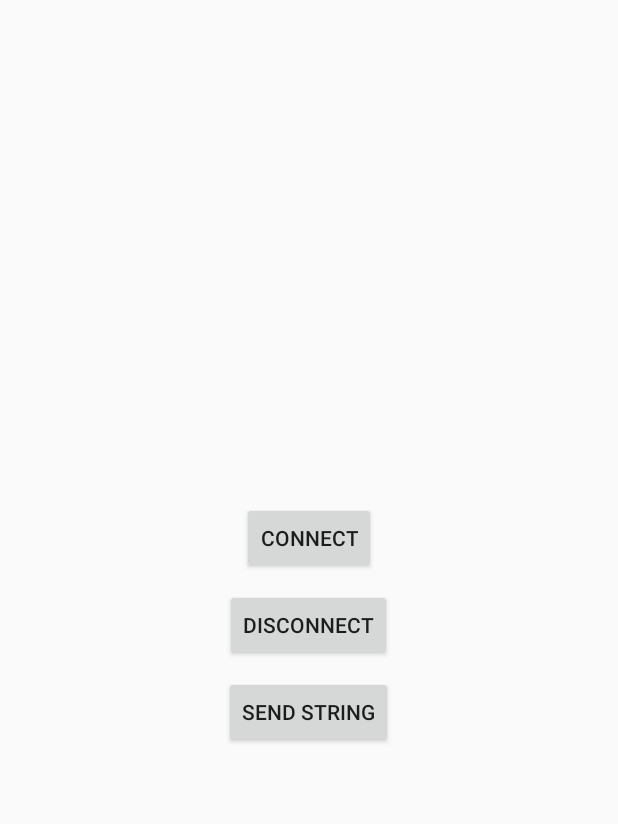
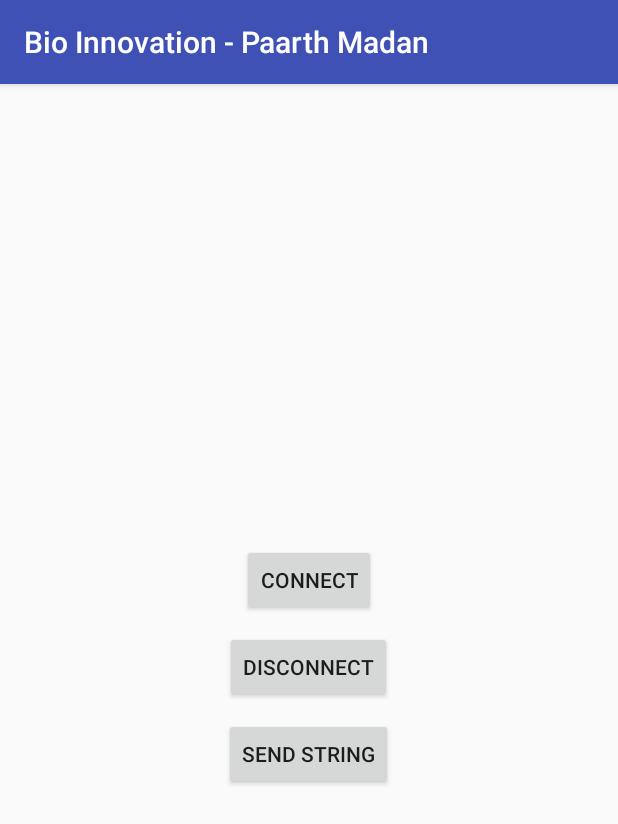
Before and after one commit to paarthmadan/bioinnovation-android-arduino, an Android app: the screen it shows after launch (MainActivity), on a phone screen of 412 x 824 dp. Shown: the top 824 px of the screen. Run offline under Robolectric (Android 15) with nearby library versions, the phone set to English and light mode, and no system bars.

Commit message:
cleaned up code
converted vars to final, security

```diff
--- a/BluetoothAndroidArduino/app/src/main/java/com/example/paarthmadan/bluetoothandroidarduino/MainActivity.java
+++ b/BluetoothAndroidArduino/app/src/main/java/com/example/paarthmadan/bluetoothandroidarduino/MainActivity.java
@@ -6,6 +6,7 @@ import android.bluetooth.BluetoothAdapter;
 import android.bluetooth.BluetoothDevice;
 import android.bluetooth.BluetoothSocket;
 import android.content.Intent;
+import android.support.v7.app.AppCompatActivity;
 import android.util.Log;
 import android.view.View;
 import android.widget.Button;
@@ -17,14 +18,11 @@ import java.util.Set;
 import java.util.UUID;
 import android.content.ActivityNotFoundException;
 import android.speech.RecognizerIntent;
-import android.support.v7.app.AppCompatActivity;
-import android.widget.TextView;
 import java.util.ArrayList;
 import java.util.Locale;
-
 import static android.content.pm.ActivityInfo.*;
 
-public class MainActivity extends Activity {
+public class MainActivity extends AppCompatActivity {
 
 
     BluetoothAdapter mBluetoothAdapter;
@@ -32,7 +30,9 @@ public class MainActivity extends Activity {
     BluetoothDevice mmDevice;
     OutputStream mmOutputStream;
     InputStream mmInputStream;
-    volatile boolean stopWorker;
+
+    final String btName = "HC-07";
+    final UUID uuid = UUID.fromString("00001101-0000-1000-8000-00805f9b34fb");
 
 
 
@@ -83,6 +83,7 @@ public class MainActivity extends Activity {
 
     void findBT() {
         mBluetoothAdapter = BluetoothAdapter.getDefaultAdapter();
+
         if (mBluetoothAdapter == null) {
 
         }
@@ -98,7 +99,7 @@ public class MainActivity extends Activity {
 
         if (pairedDevices.size() > 0) {
             for (BluetoothDevice device : pairedDevices) {
-                if (device.getName().equals("HC-07")) // this name have to be
+                if (device.getName().equals(btName)) // this name have to be
                 // replaced with your
                 // bluetooth device name
                 {
@@ -116,9 +117,7 @@ public class MainActivity extends Activity {
 
     void openBT() throws IOException {
 
-        UUID uuid = UUID.fromString("00001101-0000-1000-8000-00805f9b34fb"); // Standard
-        // SerialPortService
-        // ID
+
         mmSocket = mmDevice.createRfcommSocketToServiceRecord(uuid);
         mmSocket.connect();
         mmOutputStream = mmSocket.getOutputStream();
@@ -141,10 +140,6 @@ public class MainActivity extends Activity {
             {
                 Toast.makeText(MainActivity.this, "Error", Toast.LENGTH_LONG).show();
             }
-
-
-
-
 
     }
 
@@ -177,7 +172,7 @@ public class MainActivity extends Activity {
     }
 
     void closeBT() throws IOException {
-        stopWorker = true;
+
         mmOutputStream.close();
         mmInputStream.close();
         mmSocket.close();
--- a/BluetoothAndroidArduino/app/src/main/res/values/strings.xml
+++ b/BluetoothAndroidArduino/app/src/main/res/values/strings.xml
@@ -1,5 +1,5 @@
 <resources>
-    <string name="app_name">BluetoothAndroidArduino</string>
+    <string name="app_name">Bio Innovation - Paarth Madan</string>
     <string name="connectLabel">Connect</string>
     <string name="disLabel">Disconnect</string>
     <string name="sendLabel">Send String</string>
```
